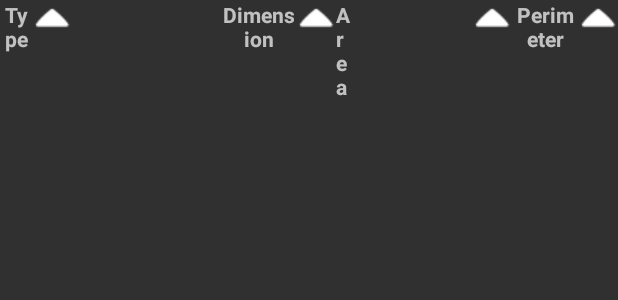
After one commit to lukaszek96tester/appFigureCalc, an Android app: the layout table_header.xml on its own in the app's theme, with its tools: preview values and no code run, on a phone screen of 412 x 824 dp. The commit adds this screen. Shown: the top 300 px of the screen. Run offline under Robolectric (Android 15) with nearby library versions, the phone set to English and light mode, and no system bars.

Commit message:
+ dodano nową aktywność z ręcznie zaimplemenotwaną tabelka Na chwile obecna jest tabelka z danymi i naglowkiem. Dane są okej. Trzeba poprawic naglowek (w xml recznie sie pobawic). Sortowanie jest narazie tylko dla LinearDimension (drugi przycisk). Mozna tez zmniejszyc te imagebuttony zeby lepiej to wygladalo

```diff
--- a/app/src/main/AndroidManifest.xml
+++ b/app/src/main/AndroidManifest.xml
@@ -29,7 +29,8 @@
             android:label="@string/title_activity_display_stats"
             android:screenOrientation="sensor"
             android:theme="@style/GreenDarky" />
-        <activity android:name=".SettingsActivity"></activity>
+        <activity android:name=".SettingsActivity" />
+        <activity android:name=".ActivityShowFigures"></activity>
     </application>
 
 </manifest>
--- a/app/src/main/res/layout/activity_main.xml
+++ b/app/src/main/res/layout/activity_main.xml
@@ -42,7 +42,7 @@
                 android:id="@+id/MA_button"
                 android:layout_width="match_parent"
                 android:layout_height="wrap_content"
-                android:onClick="goToDisplayActivity"
+                android:onClick="goToShowFiguresActivity"
                 android:paddingTop="8dp"
                 android:paddingBottom="8dp"
                 android:text="@string/MA_button_display" />
--- /dev/null
+++ b/app/src/main/res/layout/table_header.xml
@@ -0,0 +1,76 @@
+<?xml version="1.0" encoding="utf-8"?>
+<LinearLayout
+    xmlns:android="http://schemas.android.com/apk/res/android"
+    android:layout_width="match_parent"
+    android:layout_height="match_parent">
+    <TextView
+        android:id="@+id/type"
+        android:layout_width="40dp"
+        android:layout_height="wrap_content"
+        android:layout_weight="1"
+        android:layout_centerVertical="true"
+        android:textSize="14dp"
+        android:textStyle="bold"
+        android:textAlignment="center"
+        android:text="Type"/>
+    <ImageButton
+        android:id="@+id/c0sort"
+        android:layout_width="wrap_content"
+        android:layout_height="wrap_content"
+        android:src="@drawable/icons8_sort_up"
+        android:background="@null"/>
+    <TextView
+        android:id="@+id/linearDimension"
+        android:layout_width="wrap_content"
+        android:layout_height="wrap_content"
+        android:layout_weight="1"
+        android:paddingLeft="100dp"
+        android:layout_centerVertical="true"
+        android:gravity="right"
+        android:textSize="14dp"
+        android:textStyle="bold"
+        android:textAlignment="center"
+        android:text="Dimension" />
+    <ImageButton
+        android:id="@+id/c1sort"
+        android:layout_width="wrap_content"
+        android:layout_height="wrap_content"
+        android:src="@drawable/icons8_sort_up"
+        android:background="@null"/>
+    <TextView
+        android:id="@+id/area"
+        android:layout_width="wrap_content"
+        android:layout_height="wrap_content"
+        android:layout_weight="1"
+        android:paddingRight="80dp"
+        android:layout_centerVertical="true"
+        android:layout_toLeftOf="@id/perimeter"
+        android:gravity="left"
+        android:textSize="14dp"
+        android:textStyle="bold"
+        android:text="Area"/>
+    <ImageButton
+        android:id="@+id/c2sort"
+        android:layout_width="wrap_content"
+        android:layout_height="wrap_content"
+        android:src="@drawable/icons8_sort_up"
+        android:background="@null"/>
+    <TextView
+        android:id="@+id/perimeter"
+        android:layout_width="wrap_content"
+        android:layout_height="wrap_content"
+        android:layout_weight="1"
+        android:layout_centerVertical="true"
+        android:layout_alignParentRight="true"
+        android:gravity="right"
+        android:textSize="14dp"
+        android:textStyle="bold"
+        android:textAlignment="center"
+        android:text="Perimeter"/>
+    <ImageButton
+        android:id="@+id/c3sort"
+        android:layout_width="wrap_content"
+        android:layout_height="wrap_content"
+        android:src="@drawable/icons8_sort_up"
+        android:background="@null"/>
+</LinearLayout>
```
Also changed, not shown: app/src/main/java/net/ddns/achouse/appfigurecalc/ActivityShowFigures.java (added, +88 -0 lines), app/src/main/java/net/ddns/achouse/appfigurecalc/FigureListAdapter.java (added, +70 -0 lines), app/src/main/java/net/ddns/achouse/appfigurecalc/MainActivity.java (+15 -5 lines), app/src/main/res/layout/activity_show_figures.xml (added, +11 -0 lines), app/src/main/res/layout/table_row.xml (added, +49 -0 lines), app/src/main/res/drawable/icons8_circle.png (added), app/src/main/res/drawable/icons8_sort_down.png (added), app/src/main/res/drawable/icons8_sort_up.png (added), app/src/main/res/drawable/icons8_square.png (added), app/src/main/res/drawable/icons8_triangle.png (added).
